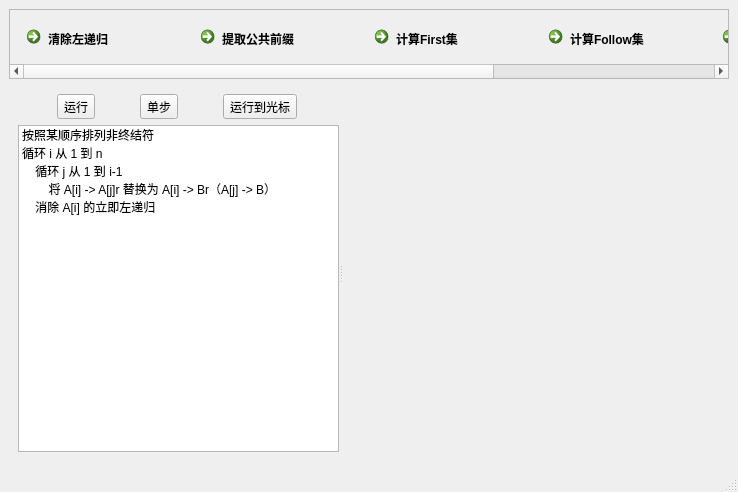
chushi0/graduation-project, file cpp/main/src/demo_ll_window.ui: the form before one commit.
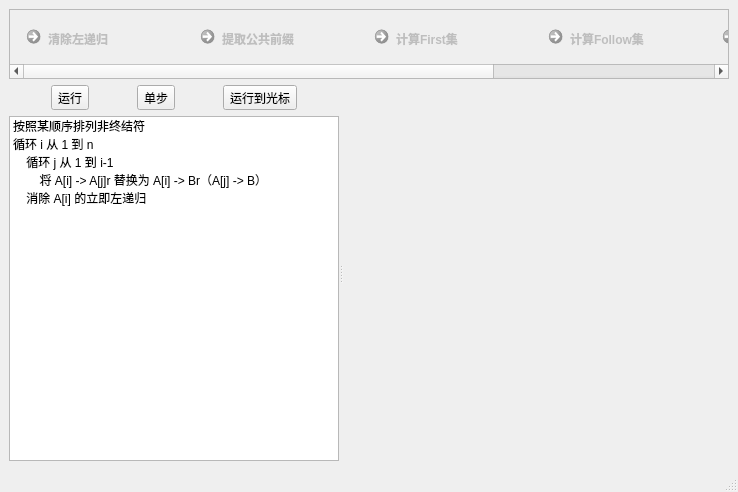
The form after the commit. Custom widgets are drawn as their Qt base class.

What changed in the file:
```diff
--- a/cpp/main/src/demo_ll_window.ui
+++ b/cpp/main/src/demo_ll_window.ui
@@ -23,7 +23,7 @@
       <widget class="QWidget" name="scrollAreaWidgetContents">
        <property name="geometry">
         <rect>
-         <x>-357</x>
+         <x>-379</x>
          <y>0</y>
          <width>1080</width>
          <height>59</height>
@@ -32,6 +32,9 @@
        <layout class="QHBoxLayout" name="horizontalLayout">
         <item>
          <widget class="QCommandLinkButton" name="commandLinkButton">
+          <property name="enabled">
+           <bool>false</bool>
+          </property>
           <property name="text">
            <string>清除左递归</string>
           </property>
@@ -39,6 +42,9 @@
         </item>
         <item>
          <widget class="QCommandLinkButton" name="commandLinkButton_2">
+          <property name="enabled">
+           <bool>false</bool>
+          </property>
           <property name="text">
            <string>提取公共前缀</string>
           </property>
@@ -46,6 +52,9 @@
         </item>
         <item>
          <widget class="QCommandLinkButton" name="commandLinkButton_3">
+          <property name="enabled">
+           <bool>false</bool>
+          </property>
           <property name="text">
            <string>计算First集</string>
           </property>
@@ -53,6 +62,9 @@
         </item>
         <item>
          <widget class="QCommandLinkButton" name="commandLinkButton_4">
+          <property name="enabled">
+           <bool>false</bool>
+          </property>
           <property name="text">
            <string>计算Follow集</string>
           </property>
@@ -60,6 +72,9 @@
         </item>
         <item>
          <widget class="QCommandLinkButton" name="commandLinkButton_5">
+          <property name="enabled">
+           <bool>false</bool>
+          </property>
           <property name="text">
            <string>计算Select集</string>
           </property>
@@ -85,6 +100,21 @@
        </sizepolicy>
       </property>
       <layout class="QGridLayout" name="gridLayout_2">
+       <property name="leftMargin">
+        <number>0</number>
+       </property>
+       <property name="topMargin">
+        <number>0</number>
+       </property>
+       <property name="rightMargin">
+        <number>0</number>
+       </property>
+       <property name="bottomMargin">
+        <number>0</number>
+       </property>
+       <property name="spacing">
+        <number>0</number>
+       </property>
        <item row="0" column="0">
         <widget class="QSplitter" name="splitter">
          <property name="orientation">
@@ -98,6 +128,18 @@
            </sizepolicy>
           </property>
           <layout class="QVBoxLayout" name="verticalLayout">
+           <property name="leftMargin">
+            <number>0</number>
+           </property>
+           <property name="topMargin">
+            <number>0</number>
+           </property>
+           <property name="rightMargin">
+            <number>0</number>
+           </property>
+           <property name="bottomMargin">
+            <number>0</number>
+           </property>
            <item>
             <layout class="QHBoxLayout" name="horizontalLayout_2">
              <item>
```
Left out of the diff: 3 changed lines with no effect on the pictures.
